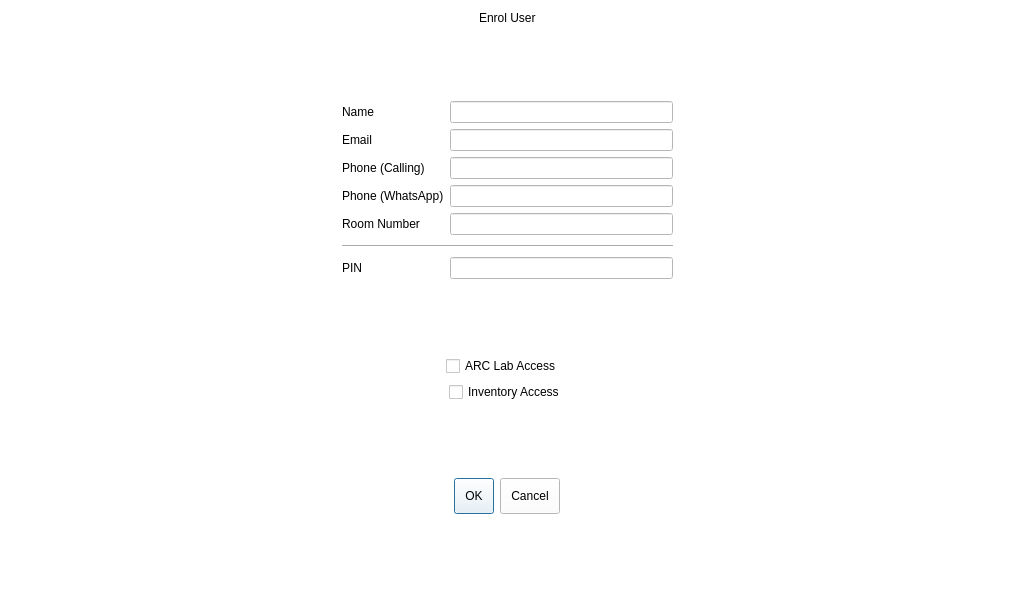
Above: enrol.ui from arc-bphc/sims-gui before the change. Below: the same form after it.
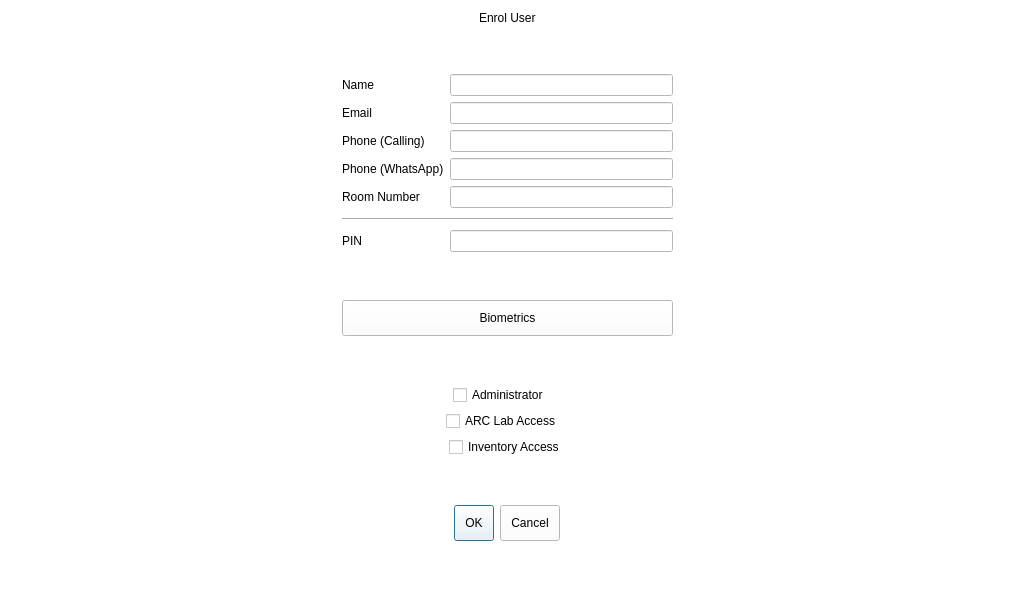
That is the form after the change.

```diff
--- a/enrol.ui
+++ b/enrol.ui
@@ -50,17 +50,17 @@
        </property>
       </widget>
      </item>
-     <item row="4" column="0" alignment="Qt::AlignHCenter">
+     <item row="7" column="0" alignment="Qt::AlignHCenter">
       <widget class="QCheckBox" name="labAccess">
        <property name="text">
         <string>ARC Lab Access  </string>
        </property>
       </widget>
      </item>
-     <item row="7" column="0" alignment="Qt::AlignHCenter">
-      <widget class="QDialogButtonBox" name="buttonBox">
-       <property name="standardButtons">
-        <set>QDialogButtonBox::Cancel|QDialogButtonBox::Ok</set>
+     <item row="6" column="0" alignment="Qt::AlignHCenter">
+      <widget class="QCheckBox" name="adminPriv">
+       <property name="text">
+        <string>Administrator    </string>
        </property>
       </widget>
      </item>
@@ -155,6 +155,19 @@
        </item>
       </layout>
      </item>
+     <item row="12" column="0">
+      <spacer name="verticalSpacer_4">
+       <property name="orientation">
+        <enum>Qt::Vertical</enum>
+       </property>
+       <property name="sizeHint" stdset="0">
+        <size>
+         <width>20</width>
+         <height>40</height>
+        </size>
+       </property>
+      </spacer>
+     </item>
      <item row="1" column="0">
       <spacer name="verticalSpacer_2">
        <property name="orientation">
@@ -168,40 +181,21 @@
        </property>
       </spacer>
      </item>
-     <item row="6" column="0">
-      <spacer name="verticalSpacer_3">
-       <property name="orientation">
-        <enum>Qt::Vertical</enum>
+     <item row="11" column="0" alignment="Qt::AlignHCenter">
+      <widget class="QDialogButtonBox" name="buttonBox">
+       <property name="standardButtons">
+        <set>QDialogButtonBox::Cancel|QDialogButtonBox::Ok</set>
        </property>
-       <property name="sizeHint" stdset="0">
-        <size>
-         <width>20</width>
-         <height>40</height>
-        </size>
-       </property>
-      </spacer>
+      </widget>
      </item>
-     <item row="8" column="0">
-      <spacer name="verticalSpacer_4">
-       <property name="orientation">
-        <enum>Qt::Vertical</enum>
-       </property>
-       <property name="sizeHint" stdset="0">
-        <size>
-         <width>20</width>
-         <height>40</height>
-        </size>
-       </property>
-      </spacer>
-     </item>
-     <item row="5" column="0" alignment="Qt::AlignHCenter">
-      <widget class="QCheckBox" name="InventoryAccess">
+     <item row="8" column="0" alignment="Qt::AlignHCenter">
+      <widget class="QCheckBox" name="inventoryAccess">
        <property name="text">
         <string>Inventory Access</string>
        </property>
       </widget>
      </item>
-     <item row="3" column="0">
+     <item row="5" column="0">
       <spacer name="verticalSpacer">
        <property name="orientation">
         <enum>Qt::Vertical</enum>
@@ -214,6 +208,39 @@
        </property>
       </spacer>
      </item>
+     <item row="9" column="0">
+      <spacer name="verticalSpacer_5">
+       <property name="orientation">
+        <enum>Qt::Vertical</enum>
+       </property>
+       <property name="sizeHint" stdset="0">
+        <size>
+         <width>20</width>
+         <height>40</height>
+        </size>
+       </property>
+      </spacer>
+     </item>
+     <item row="4" column="0">
+      <widget class="QPushButton" name="biometricButton">
+       <property name="text">
+        <string>Biometrics</string>
+       </property>
+      </widget>
+     </item>
+     <item row="3" column="0">
+      <spacer name="verticalSpacer_3">
+       <property name="orientation">
+        <enum>Qt::Vertical</enum>
+       </property>
+       <property name="sizeHint" stdset="0">
+        <size>
+         <width>20</width>
+         <height>40</height>
+        </size>
+       </property>
+      </spacer>
+     </item>
     </layout>
    </item>
    <item row="0" column="2">
```
